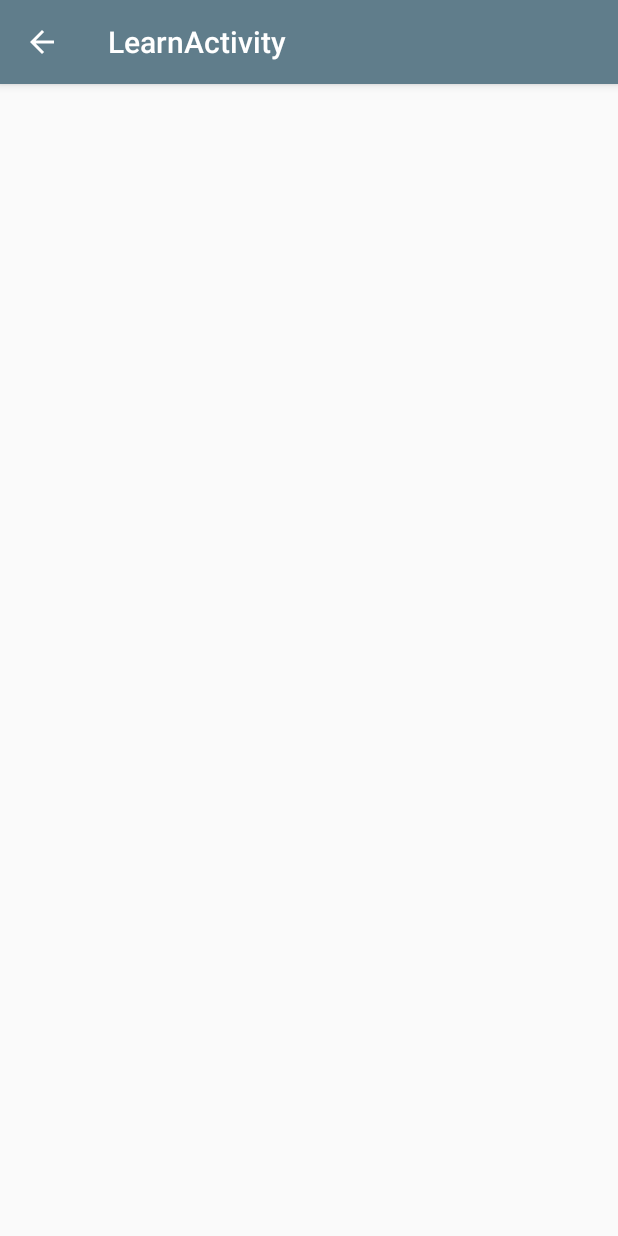
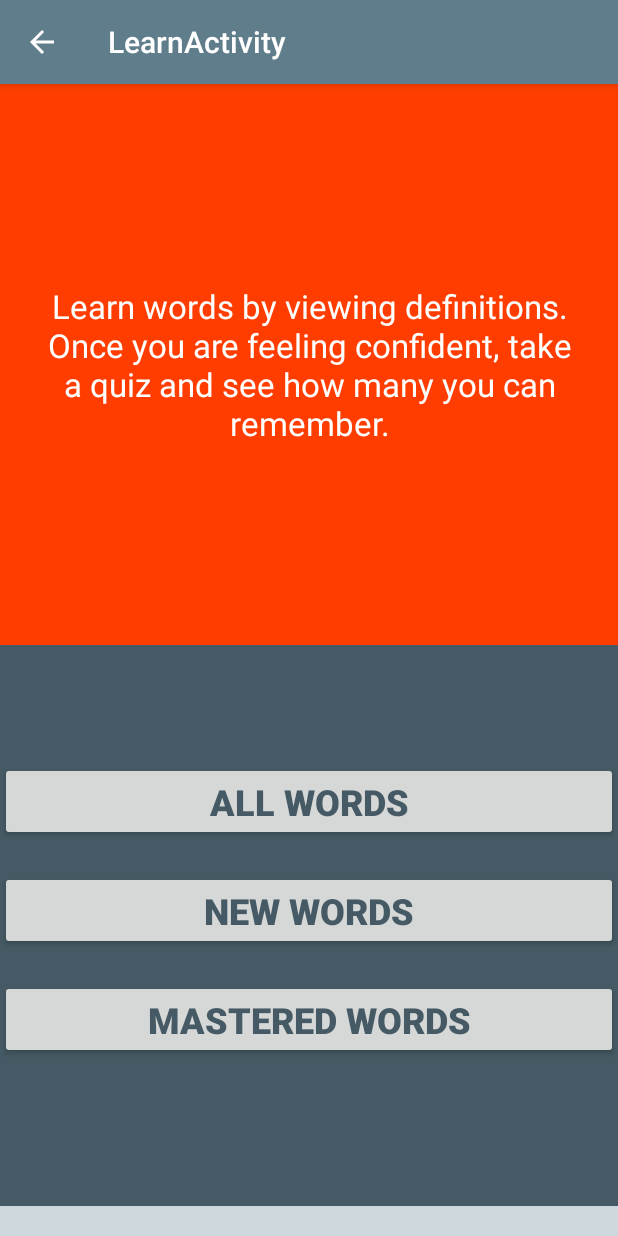
Before and after one commit to rustynailor/wide-words, an Android app: the LearnActivity screen opened directly, with no data from a screen before it, on a phone screen of 412 x 824 dp. Run offline under Robolectric (Android 15) with nearby library versions, the phone set to English and light mode, and no system bars.

Commit message:
Learn words layouts in place

```diff
--- a/app/src/main/java/uk/co/rustynailor/widewords/DashboardActivity.java
+++ b/app/src/main/java/uk/co/rustynailor/widewords/DashboardActivity.java
@@ -46,14 +46,6 @@ public class DashboardActivity extends AppCompatActivity {
         Cursor cursor = getContentResolver().query(WideWordsProvider.Words.CONTENT_URI,
                 WORD_COLUMNS, null, null, null);
 
-        //TextView hello = (TextView) findViewById(R.id.hello);
-
-        if(cursor.getColumnCount() > 0){
-            while(cursor.moveToNext()){
-          //      hello.append(" " + cursor.getString(COL_WORD_WORD));
-            }
-        }
-
         cursor.close();
 
         FrameLayout startQuiz = (FrameLayout) findViewById(R.id.start_quiz);
@@ -61,6 +53,16 @@ public class DashboardActivity extends AppCompatActivity {
             @Override
             public void onClick(View view) {
                 Intent intent = new Intent(getApplicationContext(), QuizActivity.class);
+                startActivity(intent);
+            }
+        });
+
+
+        FrameLayout startLearn = (FrameLayout) findViewById(R.id.start_learning);
+        startLearn.setOnClickListener(new View.OnClickListener() {
+            @Override
+            public void onClick(View view) {
+                Intent intent = new Intent(getApplicationContext(), LearnActivity.class);
                 startActivity(intent);
             }
         });
--- a/app/src/main/java/uk/co/rustynailor/widewords/LearnActivity.java
+++ b/app/src/main/java/uk/co/rustynailor/widewords/LearnActivity.java
@@ -12,18 +12,13 @@ public class LearnActivity extends AppCompatActivity {
     @Override
     protected void onCreate(Bundle savedInstanceState) {
         super.onCreate(savedInstanceState);
+
+        //if we are offering a choice, set content view
         setContentView(R.layout.activity_learn);
         Toolbar toolbar = (Toolbar) findViewById(R.id.toolbar);
         setSupportActionBar(toolbar);
 
-        FloatingActionButton fab = (FloatingActionButton) findViewById(R.id.fab);
-        fab.setOnClickListener(new View.OnClickListener() {
-            @Override
-            public void onClick(View view) {
-                Snackbar.make(view, "Replace with your own action", Snackbar.LENGTH_LONG)
-                        .setAction("Action", null).show();
-            }
-        });
+
         getSupportActionBar().setDisplayHomeAsUpEnabled(true);
     }
 
--- a/app/src/main/java/uk/co/rustynailor/widewords/LearnWordActivity.java
+++ b/app/src/main/java/uk/co/rustynailor/widewords/LearnWordActivity.java
@@ -16,14 +16,7 @@ public class LearnWordActivity extends AppCompatActivity {
         Toolbar toolbar = (Toolbar) findViewById(R.id.toolbar);
         setSupportActionBar(toolbar);
 
-        FloatingActionButton fab = (FloatingActionButton) findViewById(R.id.fab);
-        fab.setOnClickListener(new View.OnClickListener() {
-            @Override
-            public void onClick(View view) {
-                Snackbar.make(view, "Replace with your own action", Snackbar.LENGTH_LONG)
-                        .setAction("Action", null).show();
-            }
-        });
+
     }
 
 }
--- a/app/src/main/java/uk/co/rustynailor/widewords/QuizActivity.java
+++ b/app/src/main/java/uk/co/rustynailor/widewords/QuizActivity.java
@@ -21,7 +21,6 @@ public class QuizActivity extends AppCompatActivity {
         QuizManager quizManager = new QuizManager();
         Quiz quiz = quizManager.buildQuiz(this);
 
-        //Todo: resume underway quiz (show options - resume or new)
 
         Intent intent = new Intent(this, QuizQuestionActivity.class);
         intent.putExtra(getString(R.string.quiz), quiz);
--- a/app/src/main/res/layout/activity_learn.xml
+++ b/app/src/main/res/layout/activity_learn.xml
@@ -22,5 +22,73 @@
 
     </android.support.design.widget.AppBarLayout>
 
+    <LinearLayout
+        android:layout_marginTop="?attr/actionBarSize"
+        android:layout_width="match_parent"
+        android:layout_height="match_parent"
+        android:orientation="vertical"
+        android:background="@color/colorPrimaryLight">
+
+        <FrameLayout
+            android:layout_width="match_parent"
+            android:layout_height="0dp"
+            android:layout_weight="15"
+            android:background="@color/colorAccent">
+
+            <TextView
+                android:layout_width="match_parent"
+                android:layout_height="match_parent"
+                android:id="@+id/word_container"
+                android:textColor="@android:color/white"
+                android:textSize="22sp"
+                android:textStyle="normal"
+                android:gravity="center"
+                android:text="Learn words by viewing definitions.   Once you are feeling confident, take a quiz and see how many you can remember."
+                android:layout_marginStart="10dp"
+                android:layout_marginEnd="10dp"/>
+        </FrameLayout>
+
+
+        <LinearLayout
+            android:layout_width="match_parent"
+            android:layout_height="0dp"
+            android:layout_weight="15"
+            android:background="@color/colorPrimaryDark"
+            android:orientation="vertical"
+            android:layout_marginBottom="20dp"
+            android:gravity="center">
+            <Button
+                android:layout_width="match_parent"
+                android:layout_height="wrap_content"
+                android:textSize="24sp"
+                android:textColor="@color/colorPrimaryDark"
+                android:textStyle="bold"
+                android:id="@+id/all_words"
+                android:text="@string/all_words"
+                android:layout_marginBottom="20dp"/>
+
+            <Button
+                android:layout_width="match_parent"
+                android:layout_height="wrap_content"
+                android:textSize="24sp"
+                android:textColor="@color/colorPrimaryDark"
+                android:textStyle="bold"
+                android:id="@+id/new_words"
+                android:text="@string/new_words"
+                android:layout_marginBottom="20dp"/>
+
+            <Button
+                android:layout_width="match_parent"
+                android:layout_height="wrap_content"
+                android:textSize="24sp"
+                android:textColor="@color/colorPrimaryDark"
+                android:textStyle="bold"
+                android:id="@+id/mastered_words"
+                android:text="@string/mastered_words"
+                android:layout_marginBottom="20dp"/>
+
+
+        </LinearLayout>
+    </LinearLayout>
 
 </android.support.design.widget.CoordinatorLayout>
--- a/app/src/main/res/values/strings.xml
+++ b/app/src/main/res/values/strings.xml
@@ -16,4 +16,7 @@
     <string name="title_activity_learn">LearnActivity</string>
     <string name="title_activity_settings">SettingsActivity</string>
     <string name="title_activity_learn_word">LearnWordActivity</string>
+    <string name="all_words">ALL WORDS</string>
+    <string name="new_words">NEW WORDS</string>
+    <string name="mastered_words">MASTERED WORDS</string>
 </resources>
```
